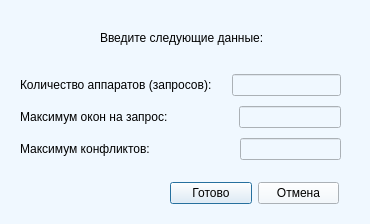
The window that datarequest.ui (sergeevaevi/my_practice) describes before a commit, drawn with Qt 5.
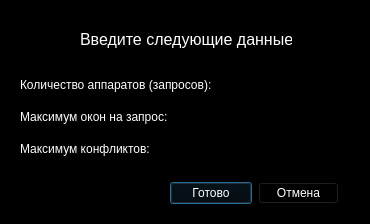
The same window after the commit.

Diff of the .ui file:
```diff
--- a/datarequest.ui
+++ b/datarequest.ui
@@ -26,25 +26,25 @@
    <string>Dialog</string>
   </property>
   <property name="styleSheet">
-   <string notr="true">background-color: AliceBlue;</string>
+   <string notr="true">background-color: black;</string>
   </property>
   <widget class="QLabel" name="label_4">
    <property name="geometry">
     <rect>
-     <x>100</x>
+     <x>80</x>
      <y>30</y>
-     <width>173</width>
-     <height>16</height>
+     <width>212</width>
+     <height>19</height>
     </rect>
    </property>
    <property name="styleSheet">
-    <string notr="true">color:black;</string>
+    <string notr="true">color:white; font-size: 16px;</string>
    </property>
    <property name="text">
     <string>Введите следующие данные:</string>
    </property>
   </widget>
-  <widget class="QWidget" name="">
+  <widget class="QWidget" name="layoutWidget">
    <property name="geometry">
     <rect>
      <x>20</x>
@@ -54,7 +54,7 @@
     </rect>
    </property>
    <property name="styleSheet">
-    <string notr="true">color:black;</string>
+    <string notr="true">color:white;</string>
    </property>
    <layout class="QVBoxLayout" name="verticalLayout">
     <item>
@@ -62,7 +62,7 @@
       <item>
        <widget class="QLabel" name="label">
         <property name="styleSheet">
-         <string notr="true">color:black;</string>
+         <string notr="true">color:white;</string>
         </property>
         <property name="text">
          <string>Количество аппаратов (запросов):</string>
@@ -72,7 +72,7 @@
       <item>
        <spacer name="horizontalSpacer">
         <property name="styleSheet">
-         <string notr="true">color:black;</string>
+         <string notr="true">color:white;</string>
         </property>
         <property name="orientation">
          <enum>Qt::Horizontal</enum>
@@ -91,7 +91,7 @@
       <item>
        <widget class="QLineEdit" name="NumReqLine">
         <property name="styleSheet">
-         <string notr="true">color:black;</string>
+         <string notr="true">color:white;</string>
         </property>
        </widget>
       </item>
@@ -102,7 +102,7 @@
       <item>
        <widget class="QLabel" name="label_3">
         <property name="styleSheet">
-         <string notr="true">color:black;</string>
+         <string notr="true">color:white;</string>
         </property>
         <property name="text">
          <string>Максимум окон на запрос:</string>
@@ -112,7 +112,7 @@
       <item>
        <spacer name="horizontalSpacer_2">
         <property name="styleSheet">
-         <string notr="true">color:black;</string>
+         <string notr="true">color:white;</string>
         </property>
         <property name="orientation">
          <enum>Qt::Horizontal</enum>
@@ -131,7 +131,7 @@
       <item>
        <widget class="QLineEdit" name="NumWinLine">
         <property name="styleSheet">
-         <string notr="true">color:black;</string>
+         <string notr="true">color:white;</string>
         </property>
         <property name="inputMask">
          <string/>
@@ -145,7 +145,7 @@
       <item>
        <widget class="QLabel" name="label_2">
         <property name="styleSheet">
-         <string notr="true">color:black;</string>
+         <string notr="true">color:white;</string>
         </property>
         <property name="text">
          <string>Максимум конфликтов:</string>
@@ -155,7 +155,7 @@
       <item>
        <spacer name="horizontalSpacer_3">
         <property name="styleSheet">
-         <string notr="true">color:black;</string>
+         <string notr="true">color:white;</string>
         </property>
         <property name="orientation">
          <enum>Qt::Horizontal</enum>
@@ -174,7 +174,7 @@
       <item>
        <widget class="QLineEdit" name="NumConfLine">
         <property name="styleSheet">
-         <string notr="true">color:black;</string>
+         <string notr="true">color:white;</string>
         </property>
        </widget>
       </item>
@@ -182,7 +182,7 @@
     </item>
    </layout>
   </widget>
-  <widget class="QWidget" name="">
+  <widget class="QWidget" name="layoutWidget">
    <property name="geometry">
     <rect>
      <x>170</x>
@@ -192,13 +192,13 @@
     </rect>
    </property>
    <property name="styleSheet">
-    <string notr="true">color:black;</string>
+    <string notr="true">color:white;</string>
    </property>
    <layout class="QHBoxLayout" name="horizontalLayout_4">
     <item>
      <widget class="QPushButton" name="pushButton">
       <property name="styleSheet">
-       <string notr="true">color:black;</string>
+       <string notr="true">color:white;</string>
       </property>
       <property name="text">
        <string>Готово</string>
@@ -208,7 +208,7 @@
     <item>
      <widget class="QPushButton" name="pushButton_2">
       <property name="styleSheet">
-       <string notr="true">color:black;</string>
+       <string notr="true">color:white;</string>
       </property>
       <property name="text">
        <string>Отмена</string>
```
